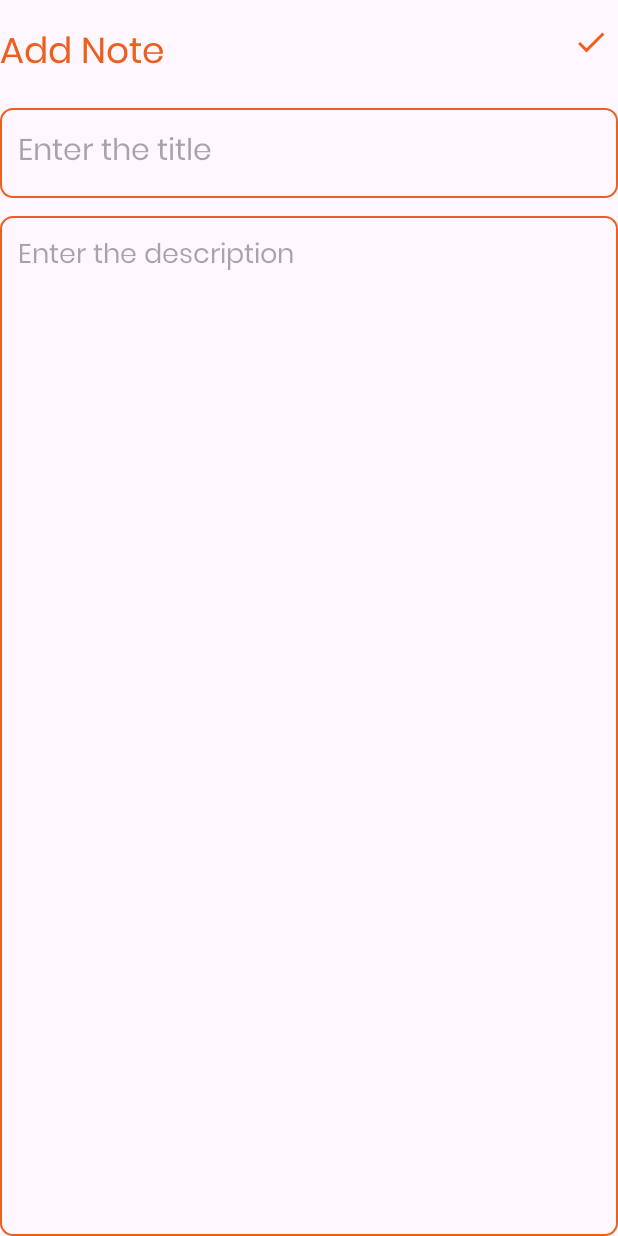
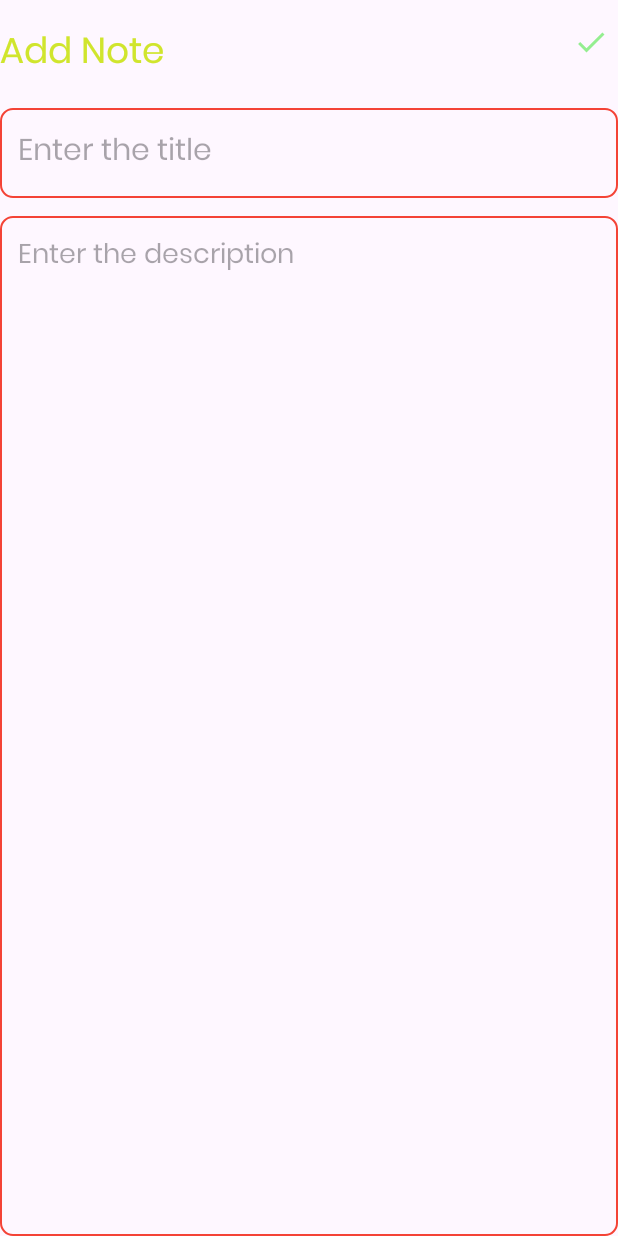
Before and after one commit to Mithun-Mh/NoteAppMobile, an Android app: the AddNoteActivity screen opened directly, with no data from a screen before it, on a phone screen of 412 x 824 dp. Run offline under Robolectric (Android 15) with nearby library versions, the phone set to English and light mode, and no system bars.

Commit message:
finally completed

```diff
--- a/app/src/main/res/drawable/baseline_auto_delete_24.xml
+++ b/app/src/main/res/drawable/baseline_auto_delete_24.xml
@@ -1,4 +1,4 @@
-<vector android:height="24dp" android:tint="#ed5f1e"
+<vector android:height="24dp" android:tint="#000000"
     android:viewportHeight="24" android:viewportWidth="24"
     android:width="24dp" xmlns:android="http://schemas.android.com/apk/res/android">
     <path android:fillColor="@android:color/white" android:pathData="M15,2l-3.5,0l-1,-1l-5,0l-1,1l-3.5,0l0,2l14,0z"/>
--- a/app/src/main/res/drawable/baseline_done_24.xml
+++ b/app/src/main/res/drawable/baseline_done_24.xml
@@ -1,4 +1,4 @@
-<vector android:height="24dp" android:tint="#ed5f1e"
+<vector android:height="24dp" android:tint="#94EE90"
     android:viewportHeight="24" android:viewportWidth="24"
     android:width="24dp" xmlns:android="http://schemas.android.com/apk/res/android">
     <path android:fillColor="@android:color/white" android:pathData="M9,16.2L4.8,12l-1.4,1.4L9,19 21,7l-1.4,-1.4L9,16.2z"/>
--- a/app/src/main/res/drawable/baseline_edit_24.xml
+++ b/app/src/main/res/drawable/baseline_edit_24.xml
@@ -1,4 +1,4 @@
-<vector android:height="24dp" android:tint="#ed5f1e"
+<vector android:height="24dp" android:tint="#000000"
     android:viewportHeight="24" android:viewportWidth="24"
     android:width="24dp" xmlns:android="http://schemas.android.com/apk/res/android">
     <path android:fillColor="@android:color/white" android:pathData="M3,17.25V21h3.75L17.81,9.94l-3.75,-3.75L3,17.25zM20.71,7.04c0.39,-0.39 0.39,-1.02 0,-1.41l-2.34,-2.34c-0.39,-0.39 -1.02,-0.39 -1.41,0l-1.83,1.83 3.75,3.75 1.83,-1.83z"/>
--- a/app/src/main/res/layout/activity_add_note.xml
+++ b/app/src/main/res/layout/activity_add_note.xml
@@ -16,7 +16,7 @@
         android:layout_marginTop="16dp"
         android:fontFamily="@font/poppins"
         android:text="Add Note"
-        android:textColor="@color/orange"
+        android:textColor="@color/lightYellow"
         android:textSize="24sp" />
 
     <ImageView
--- a/app/src/main/res/layout/activity_main.xml
+++ b/app/src/main/res/layout/activity_main.xml
@@ -15,7 +15,7 @@
         android:fontFamily="@font/poppins"
         android:text="Notes"
         android:layout_marginStart="18dp"
-        android:textColor="@color/orange"
+        android:textColor="@color/black"
         android:textSize="24sp"/>
 
     <androidx.recyclerview.widget.RecyclerView
@@ -39,7 +39,7 @@
         android:layout_marginTop="16dp"
         android:src="@drawable/baseline_add_24"
         app:tint="@color/white"
-        android:backgroundTint="@color/orange"/>
+        android:backgroundTint="@color/lightGreen"/>
 
 
 
--- a/app/src/main/res/layout/note_item.xml
+++ b/app/src/main/res/layout/note_item.xml
@@ -3,7 +3,7 @@
     xmlns:android="http://schemas.android.com/apk/res/android"
     xmlns:app="http://schemas.android.com/apk/res-auto"
     android:layout_width="match_parent"
-    android:layout_height="match_parent"
+    android:layout_height="wrap_content"
     app:cardCornerRadius="8dp"
     app:cardElevation="4dp"
     app:cardUseCompatPadding="true">
@@ -26,7 +26,7 @@
                 android:layout_height="wrap_content"
                 android:text="Title"
                 android:fontFamily="@font/poppins"
-                android:textColor="@color/orange"
+                android:textColor="@color/lightGreen"
                 android:textSize="18sp"
                 android:textStyle="bold"/>
             <ImageView
--- a/app/src/main/res/values/colors.xml
+++ b/app/src/main/res/values/colors.xml
@@ -2,6 +2,8 @@
 <resources>
     <color name="black">#FF000000</color>
     <color name="white">#FFFFFFFF</color>
-    <color name="orange">#ed5f1e</color>
+    <color name="lightGreen">#066801</color>
+    <color name="lightYellow">#D0E52D</color>
+    <color name="orange">#F44336</color>
 
 </resources>
```
